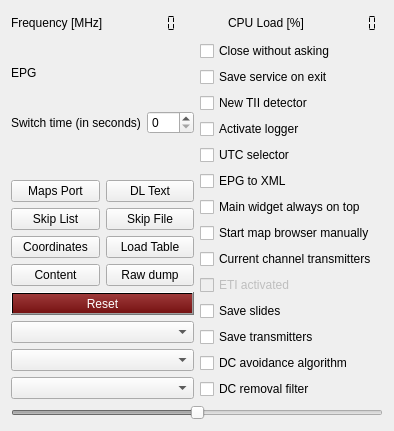
tomneda/DABstar, file forms/config-helper.ui: the form before one commit.
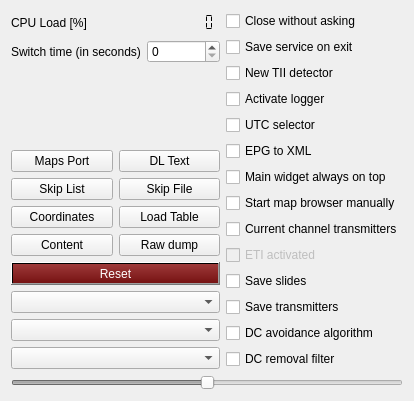
The form after the commit.

Commit message: Shift EPG label to main windows

The edit to the form file:
```diff
--- a/forms/config-helper.ui
+++ b/forms/config-helper.ui
@@ -4,7 +4,7 @@
  <widget class="QWidget" name="configWidget">
   <property name="maximumSize">
    <size>
-    <width>16777215</width>
+    <width>436</width>
     <height>474</height>
    </size>
   </property>
@@ -12,127 +12,61 @@
    <string>Configuration and Control</string>
   </property>
   <layout class="QVBoxLayout" name="verticalLayout_4">
-   <item>
-    <layout class="QHBoxLayout" name="horizontalLayout_2">
-     <item>
-      <widget class="QLabel" name="label_4">
-       <property name="maximumSize">
-        <size>
-         <width>16777215</width>
-         <height>24</height>
-        </size>
-       </property>
-       <property name="text">
-        <string>Frequency [MHz]</string>
-       </property>
-      </widget>
-     </item>
-     <item>
-      <widget class="QLCDNumber" name="frequencyDisplay">
-       <property name="maximumSize">
-        <size>
-         <width>16777215</width>
-         <height>24</height>
-        </size>
-       </property>
-       <property name="toolTip">
-        <string>&lt;html&gt;&lt;head/&gt;&lt;body&gt;&lt;p&gt;Current frequency (in MHz)&lt;/p&gt;&lt;/body&gt;&lt;/html&gt;</string>
-       </property>
-       <property name="frameShape">
-        <enum>QFrame::NoFrame</enum>
-       </property>
-       <property name="smallDecimalPoint">
-        <bool>true</bool>
-       </property>
-       <property name="digitCount">
-        <number>7</number>
-       </property>
-       <property name="segmentStyle">
-        <enum>QLCDNumber::Flat</enum>
-       </property>
-      </widget>
-     </item>
-     <item>
-      <spacer name="horizontalSpacer">
-       <property name="orientation">
-        <enum>Qt::Horizontal</enum>
-       </property>
-       <property name="sizeHint" stdset="0">
-        <size>
-         <width>40</width>
-         <height>24</height>
-        </size>
-       </property>
-      </spacer>
-     </item>
-     <item>
-      <widget class="QLabel" name="label_7">
-       <property name="maximumSize">
-        <size>
-         <width>16777215</width>
-         <height>24</height>
-        </size>
-       </property>
-       <property name="text">
-        <string>CPU Load [%]</string>
-       </property>
-      </widget>
-     </item>
-     <item>
-      <widget class="QLCDNumber" name="cpuMonitor">
-       <property name="maximumSize">
-        <size>
-         <width>16777215</width>
-         <height>24</height>
-        </size>
-       </property>
-       <property name="frameShape">
-        <enum>QFrame::NoFrame</enum>
-       </property>
-       <property name="smallDecimalPoint">
-        <bool>true</bool>
-       </property>
-       <property name="digitCount">
-        <number>7</number>
-       </property>
-       <property name="segmentStyle">
-        <enum>QLCDNumber::Flat</enum>
-       </property>
-      </widget>
-     </item>
-    </layout>
-   </item>
    <item>
     <layout class="QHBoxLayout" name="horizontalLayout_5">
      <item>
       <layout class="QVBoxLayout" name="verticalLayout_3">
-       <item>
-        <layout class="QHBoxLayout" name="horizontalLayout_6">
-         <item>
-          <widget class="QLabel" name="EPGLabel">
-           <property name="text">
-            <string>EPG</string>
-           </property>
-          </widget>
-         </item>
-        </layout>
-       </item>
        <item>
         <layout class="QFormLayout" name="formLayout">
-         <item row="0" column="0">
+         <item row="1" column="0">
           <widget class="QLabel" name="label_2">
            <property name="text">
             <string>Switch time (in seconds)</string>
            </property>
           </widget>
          </item>
-         <item row="0" column="1">
+         <item row="1" column="1">
           <widget class="QSpinBox" name="switchDelaySetting">
            <property name="toolTip">
             <string>Set here the delay, when searching for data in a channel, in seconds</string>
            </property>
           </widget>
          </item>
+         <item row="0" column="0">
+          <widget class="QLabel" name="label_7">
+           <property name="maximumSize">
+            <size>
+             <width>16777215</width>
+             <height>24</height>
+            </size>
+           </property>
+           <property name="text">
+            <string>CPU Load [%]</string>
+           </property>
+          </widget>
+         </item>
+         <item row="0" column="1">
+          <widget class="QLCDNumber" name="cpuMonitor">
+           <property name="maximumSize">
+            <size>
+             <width>16777215</width>
+             <height>24</height>
+            </size>
+           </property>
+           <property name="frameShape">
+            <enum>QFrame::NoFrame</enum>
+           </property>
+           <property name="smallDecimalPoint">
+            <bool>true</bool>
+           </property>
+           <property name="digitCount">
+            <number>7</number>
+           </property>
+           <property name="segmentStyle">
+            <enum>QLCDNumber::Flat</enum>
+           </property>
+          </widget>
+         </item>
         </layout>
        </item>
        <item>
```
The commit also changes 3 other files.
